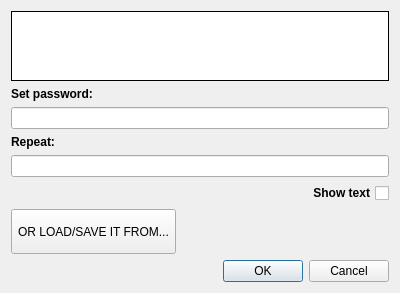
First picture: the form in tpassword_form.ui, repository stasinek/Koperek, before the edit.
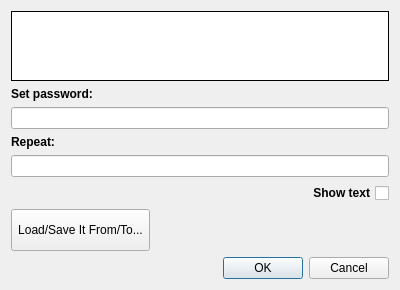
Second picture: the form after the edit. Icons and pictures are not drawn.

The edit to the form file:
```diff
--- a/tpassword_form.ui
+++ b/tpassword_form.ui
@@ -90,12 +90,12 @@
       <widget class="QToolButton" name="toolButton">
        <property name="minimumSize">
         <size>
-         <width>45</width>
-         <height>45</height>
+         <width>50</width>
+         <height>42</height>
         </size>
        </property>
        <property name="text">
-        <string>OR LOAD/SAVE IT FROM...</string>
+        <string>Load/Save It From/To...</string>
        </property>
        <property name="icon">
         <iconset resource="resources.qrc">
```
Left out of the diff: 5 changed lines with no effect on the pictures.
